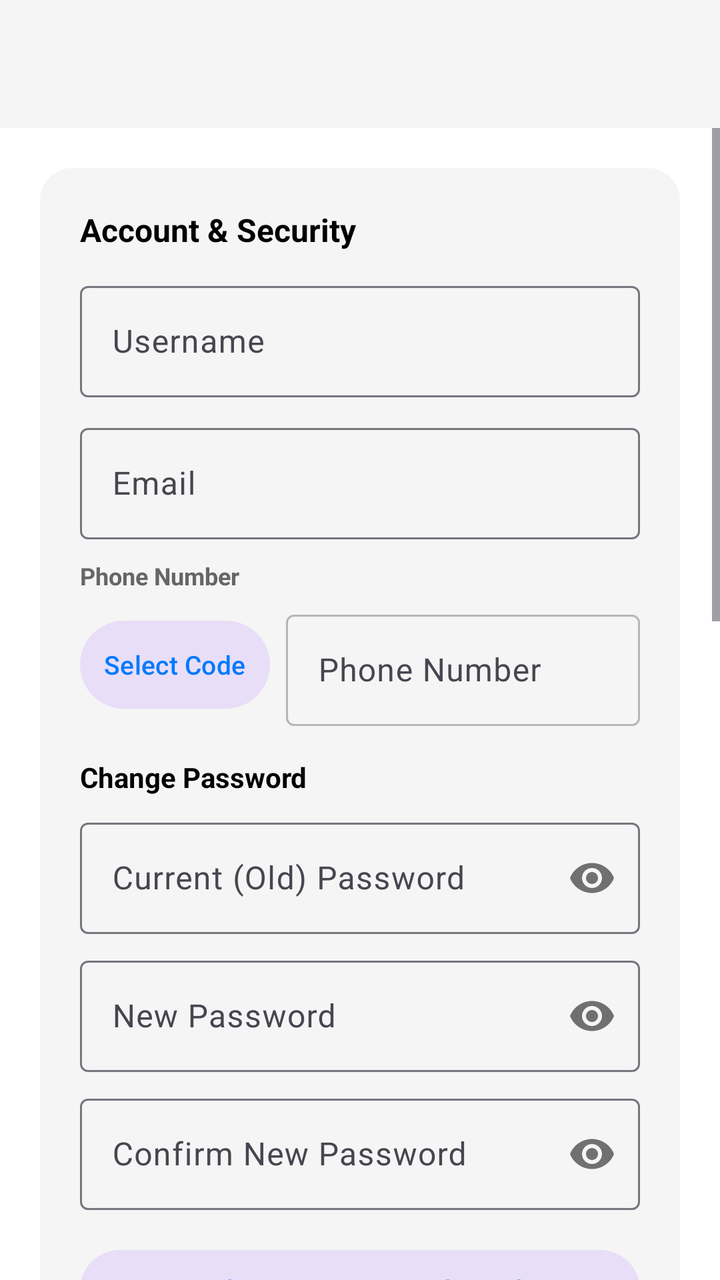
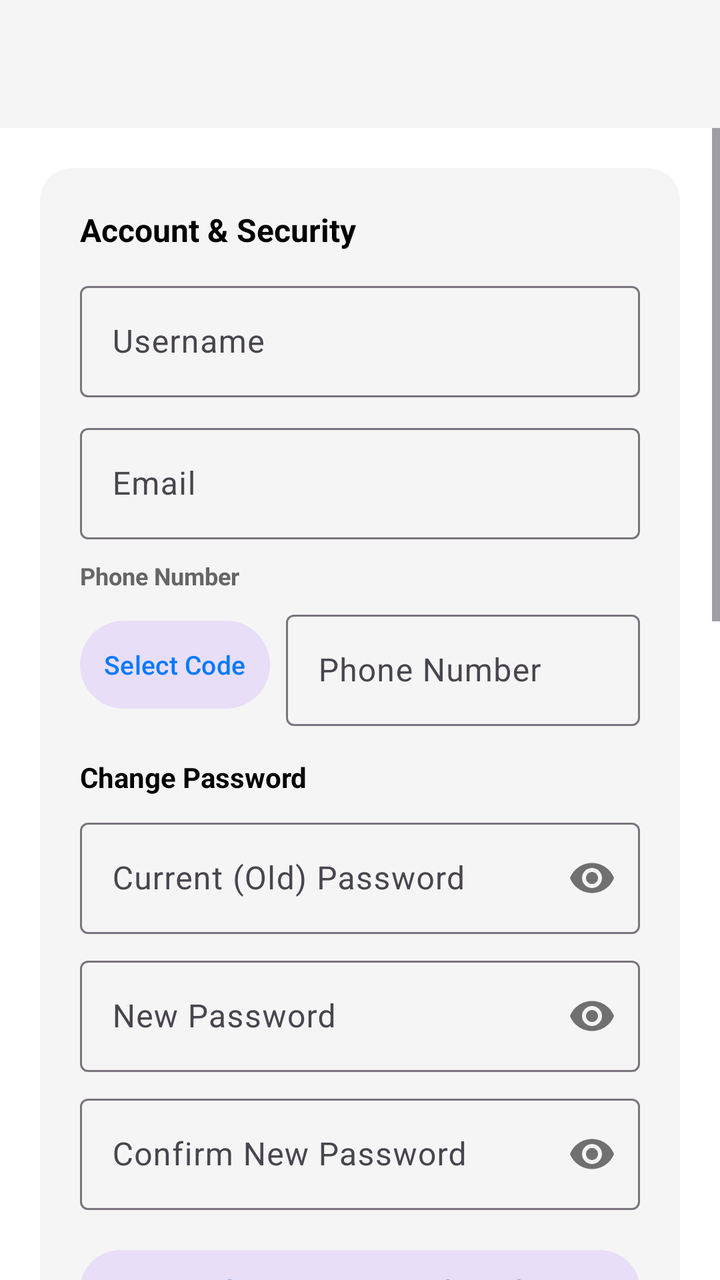

Two renders of the same Android screen: before a commit and after it. Below are the layout's source before the change and the commit's diff.
<!-- AndroidManifest.xml: application theme Theme.ProjectCecily -->
<!-- res/layout/activity_profile_settings.xml -->
<?xml version="1.0" encoding="utf-8"?>
<androidx.constraintlayout.widget.ConstraintLayout xmlns:android="http://schemas.android.com/apk/res/android"
    xmlns:app="http://schemas.android.com/apk/res-auto"
    android:layout_width="match_parent"
    android:layout_height="match_parent"
    android:background="@color/app_background">

    
    <com.google.android.material.appbar.AppBarLayout
        android:id="@+id/appBarLayout"
        android:layout_width="match_parent"
        android:layout_height="wrap_content"
        android:fitsSystemWindows="true"
        app:elevation="4dp"
        app:layout_constraintEnd_toEndOf="parent"
        app:layout_constraintStart_toStartOf="parent"
        app:layout_constraintTop_toTopOf="parent">

        <com.google.android.material.appbar.MaterialToolbar
            android:id="@+id/toolbar"
            android:layout_width="match_parent"
            android:layout_height="?attr/actionBarSize"
            android:background="@color/card_background" />
    </com.google.android.material.appbar.AppBarLayout>

    <ScrollView
        android:id="@+id/profile_scroll"
        android:layout_width="0dp"
        android:layout_height="0dp"
        app:layout_constraintBottom_toBottomOf="parent"
        app:layout_constraintEnd_toEndOf="parent"
        app:layout_constraintStart_toStartOf="parent"
        app:layout_constraintTop_toBottomOf="@id/appBarLayout">

        <LinearLayout
            android:layout_width="match_parent"
            android:layout_height="wrap_content"
            android:orientation="vertical"
            android:padding="20dp">

            
            <com.google.android.material.card.MaterialCardView
                android:layout_width="match_parent"
                android:layout_height="wrap_content"
                android:layout_marginBottom="16dp"
                app:cardBackgroundColor="@color/card_background"
                app:cardCornerRadius="16dp"
                app:strokeWidth="0dp">

                <LinearLayout
                    android:layout_width="match_parent"
                    android:layout_height="wrap_content"
                    android:orientation="vertical"
                    android:padding="20dp">

                    <TextView
                        android:layout_width="wrap_content"
                        android:layout_height="wrap_content"
                        android:text="Account &amp; Security"
                        android:textColor="@color/text_primary"
                        android:textSize="16sp"
                        android:textStyle="bold" />

                    <com.google.android.material.textfield.TextInputLayout
                        android:layout_width="match_parent"
                        android:layout_height="wrap_content"
                        android:layout_marginTop="12dp"
                        android:hint="Username">
                        <com.google.android.material.textfield.TextInputEditText
                            android:id="@+id/etUsername"
                            android:layout_width="match_parent"
                            android:layout_height="wrap_content"
                            android:inputType="textPersonName" />
                    </com.google.android.material.textfield.TextInputLayout>

                    <com.google.android.material.textfield.TextInputLayout
                        android:layout_width="match_parent"
                        android:layout_height="wrap_content"
                        android:layout_marginTop="10dp"
                        android:hint="Email">
                        <com.google.android.material.textfield.TextInputEditText
                            android:id="@+id/etEmail"
                            android:layout_width="match_parent"
                            android:layout_height="wrap_content"
                            android:inputType="textEmailAddress" />
                    </com.google.android.material.textfield.TextInputLayout>

                    
                    <TextView
                        android:layout_width="wrap_content"
                        android:layout_height="wrap_content"
                        android:layout_marginTop="10dp"
                        android:text="Phone Number"
                        android:textColor="@color/text_secondary"
                        android:textSize="12sp"
                        android:textStyle="bold" />

                    <LinearLayout
                        android:layout_width="match_parent"
                        android:layout_height="wrap_content"
                        android:layout_marginTop="6dp"
                        android:gravity="center_vertical"
                        android:orientation="horizontal">

                        <Button
                            android:id="@+id/btnSelectProfileCountryCode"
                            style="@style/Widget.Material3.Button.TonalButton"
                            android:layout_width="wrap_content"
                            android:layout_height="52dp"
                            android:paddingHorizontal="12dp"
                            android:text="Select Code"
                            android:textSize="13sp" />

                        <com.google.android.material.textfield.TextInputLayout
                            style="@style/Widget.Material3.TextInputLayout.OutlinedBox"
                            android:layout_width="0dp"
                            android:layout_height="wrap_content"
                            android:layout_marginStart="8dp"
                            android:layout_weight="1"
                            android:hint="Phone Number">

                            <com.google.android.material.textfield.TextInputEditText
                                android:id="@+id/etProfilePhoneNumber"
                                android:layout_width="match_parent"
                                android:layout_height="wrap_content"
                                android:alpha="0.5"
                                android:enabled="false"
                                android:inputType="phone"
                                android:singleLine="true" />
                        </com.google.android.material.textfield.TextInputLayout>
                    </LinearLayout>

                    <TextView
                        android:layout_width="wrap_content"
                        android:layout_height="wrap_content"
                        android:layout_marginTop="16dp"
                        android:text="Change Password"
                        android:textColor="@color/text_primary"
                        android:textSize="14sp"
                        android:textStyle="bold" />

                    <com.google.android.material.textfield.TextInputLayout
                        android:layout_width="match_parent"
                        android:layout_height="wrap_content"
                        android:layout_marginTop="8dp"
                        android:hint="Current (Old) Password"
                        app:passwordToggleEnabled="true">
                        <com.google.android.material.textfield.TextInputEditText
                            android:id="@+id/etOldPassword"
                            android:layout_width="match_parent"
                            android:layout_height="wrap_content"
                            android:inputType="textPassword" />
                    </com.google.android.material.textfield.TextInputLayout>

                    <com.google.android.material.textfield.TextInputLayout
                        android:layout_width="match_parent"
                        android:layout_height="wrap_content"
                        android:layout_marginTop="8dp"
                        android:hint="New Password"
                        app:passwordToggleEnabled="true">
                        <com.google.android.material.textfield.TextInputEditText
                            android:id="@+id/etNewPassword"
                            android:layout_width="match_parent"
                            android:layout_height="wrap_content"
                            android:inputType="textPassword" />
                    </com.google.android.material.textfield.TextInputLayout>

                    <com.google.android.material.textfield.TextInputLayout
                        android:layout_width="match_parent"
                        android:layout_height="wrap_content"
                        android:layout_marginTop="8dp"
                        android:hint="Confirm New Password"
                        app:passwordToggleEnabled="true">
                        <com.google.android.material.textfield.TextInputEditText
                            android:id="@+id/etConfirmNewPassword"
                            android:layout_width="match_parent"
                            android:layout_height="wrap_content"
                            android:inputType="textPassword" />
                    </com.google.android.material.textfield.TextInputLayout>

                    <Button
                        android:id="@+id/btnSaveSecurity"
                        style="@style/Widget.Material3.Button.TonalButton"
                        android:layout_width="match_parent"
                        android:layout_height="wrap_content"
                        android:layout_marginTop="16dp"
                        android:text="Update Security Credentials" />

                </LinearLayout>
            </com.google.android.material.card.MaterialCardView>

            
            <com.google.android.material.card.MaterialCardView
                android:layout_width="match_parent"
                android:layout_height="wrap_content"
                android:layout_marginBottom="16dp"
                app:cardBackgroundColor="@color/card_background"
                app:cardCornerRadius="16dp"
                app:strokeWidth="0dp">

                <LinearLayout
                    android:layout_width="match_parent"
                    android:layout_height="wrap_content"
                    android:orientation="vertical"
                    android:padding="20dp">

                    <TextView
                        android:layout_width="wrap_content"
                        android:layout_height="wrap_content"
                        android:text="My Info (User Settings)"
                        android:textColor="@color/text_primary"
                        android:textSize="16sp"
                        android:textStyle="bold" />

                    <com.google.android.material.textfield.TextInputLayout
                        android:layout_width="match_parent"
                        android:layout_height="wrap_content"
                        android:layout_marginTop="12dp"
                        android:hint="My Display Name">
                        <com.google.android.material.textfield.TextInputEditText
                            android:id="@+id/etMyName"
                            android:layout_width="match_parent"
                            android:layout_height="wrap_content"
                            android:inputType="textPersonName" />
                    </com.google.android.material.textfield.TextInputLayout>

                    
                    <TextView
                        android:layout_width="wrap_content"
                        android:layout_height="wrap_content"
                        android:layout_marginTop="12dp"
                        android:text="My Gender"
                        android:textColor="@color/text_secondary"
                        android:textSize="12sp" />

                    <com.google.android.material.button.MaterialButtonToggleGroup
                        android:id="@+id/toggleMyGender"
                        android:layout_width="match_parent"
                        android:layout_height="wrap_content"
                        android:layout_marginTop="6dp"
                        app:selectionRequired="true"
                        app:singleSelection="true">

                        <Button
                            android:id="@+id/btnMyMale"
                            style="@style/Widget.Material3.Button.OutlinedButton"
                            android:layout_width="0dp"
                            android:layout_height="wrap_content"
                            android:layout_weight="1"
                            android:text="Male"
                            android:textSize="11sp" />

                        <Button
                            android:id="@+id/btnMyFemale"
                            style="@style/Widget.Material3.Button.OutlinedButton"
                            android:layout_width="0dp"
                            android:layout_height="wrap_content"
                            android:layout_weight="1"
                            android:text="Female"
                            android:textSize="11sp" />

                        <Button
                            android:id="@+id/btnMyPreferNot"
                            style="@style/Widget.Material3.Button.OutlinedButton"
                            android:layout_width="0dp"
                            android:layout_height="wrap_content"
                            android:layout_weight="1"
                            android:text="Prefer not to say"
                            android:textSize="10sp" />
                    </com.google.android.material.button.MaterialButtonToggleGroup>

                    <com.google.android.material.textfield.TextInputLayout
                        android:layout_width="match_parent"
                        android:layout_height="wrap_content"
                        android:layout_marginTop="12dp"
                        android:hint="My Birthday">
                        <com.google.android.material.textfield.TextInputEditText
                            android:id="@+id/etMyBirthday"
                            android:layout_width="match_parent"
                            android:layout_height="wrap_content"
                            android:clickable="true"
                            android:focusable="false" />
                    </com.google.android.material.textfield.TextInputLayout>

                </LinearLayout>
            </com.google.android.material.card.MaterialCardView>

            
            <com.google.android.material.card.MaterialCardView
                android:layout_width="match_parent"
                android:layout_height="wrap_content"
                android:layout_marginBottom="16dp"
                app:cardBackgroundColor="@color/card_background"
                app:cardCornerRadius="16dp"
                app:strokeWidth="0dp">

                <LinearLayout
                    android:layout_width="match_parent"
                    android:layout_height="wrap_content"
                    android:orientation="vertical"
                    android:padding="20dp">

                    <TextView
                        android:layout_width="wrap_content"
                        android:layout_height="wrap_content"
                        android:text="Partner Info (Partner Settings)"
                        android:textColor="@color/text_primary"
                        android:textSize="16sp"
                        android:textStyle="bold" />

                    <com.google.android.material.textfield.TextInputLayout
                        android:layout_width="match_parent"
                        android:layout_height="wrap_content"
                        android:layout_marginTop="12dp"
                        android:hint="Partner Display Name">
                        <com.google.android.material.textfield.TextInputEditText
                            android:id="@+id/etPartnerName"
                            android:layout_width="match_parent"
                            android:layout_height="wrap_content"
                            android:inputType="textPersonName" />
                    </com.google.android.material.textfield.TextInputLayout>

                    
                    <TextView
                        android:layout_width="wrap_content"
                        android:layout_height="wrap_content"
                        android:layout_marginTop="12dp"
                        android:text="Partner Gender"
                        android:textColor="@color/text_secondary"
                        android:textSize="12sp" />

                    <com.google.android.material.button.MaterialButtonToggleGroup
                        android:id="@+id/togglePartnerGender"
                        android:layout_width="match_parent"
                        android:layout_height="wrap_content"
                        android:layout_marginTop="6dp"
                        app:selectionRequired="true"
                        app:singleSelection="true">

                        <Button
                            android:id="@+id/btnPartnerMale"
                            style="@style/Widget.Material3.Button.OutlinedButton"
                            android:layout_width="0dp"
                            android:layout_height="wrap_content"
                            android:layout_weight="1"
                            android:text="Male"
                            android:textSize="11sp" />

                        <Button
                            android:id="@+id/btnPartnerFemale"
                            style="@style/Widget.Material3.Button.OutlinedButton"
                            android:layout_width="0dp"
                            android:layout_height="wrap_content"
                            android:layout_weight="1"
                            android:text="Female"
                            android:textSize="11sp" />

                        <Button
                            android:id="@+id/btnPartnerPreferNot"
                            style="@style/Widget.Material3.Button.OutlinedButton"
                            android:layout_width="0dp"
                            android:layout_height="wrap_content"
                            android:layout_weight="1"
                            android:text="Prefer not to say"
                            android:textSize="10sp" />
                    </com.google.android.material.button.MaterialButtonToggleGroup>

                    <com.google.android.material.textfield.TextInputLayout
                        android:layout_width="match_parent"
                        android:layout_height="wrap_content"
                        android:layout_marginTop="12dp"
                        android:hint="Partner Birthday">
                        <com.google.android.material.textfield.TextInputEditText
                            android:id="@+id/etPartnerBirthday"
                            android:layout_width="match_parent"
                            android:layout_height="wrap_content"
                            android:clickable="true"
                            android:focusable="false" />
                    </com.google.android.material.textfield.TextInputLayout>

                </LinearLayout>
            </com.google.android.material.card.MaterialCardView>

            <Button
                android:id="@+id/btnSaveProfileDetails"
                style="@style/Widget.Material3.Button.TonalButton"
                android:layout_width="match_parent"
                android:layout_height="wrap_content"
                android:layout_marginBottom="24dp"
                android:text="Save Profile Details" />

        </LinearLayout>
    </ScrollView>

</androidx.constraintlayout.widget.ConstraintLayout>
<!-- resources referenced by this layout -->
<resources>
  <color name="app_background">#FFFFFF</color>
  <color name="card_background">#F5F5F5</color>
  <color name="text_primary">#000000</color>
  <color name="text_secondary">#666666</color>
  <style name="Theme.ProjectCecily" parent="Base.Theme.ProjectCecily" />
  <style name="Base.Theme.ProjectCecily" parent="Theme.Material3.DayNight.NoActionBar">
          
          <item name="colorPrimary">@color/nav_selected</item>
          <item name="windowActionBar">false</item>
          <item name="windowNoTitle">true</item>
  
          
          <item name="colorOnSecondaryContainer">@color/nav_selected</item>
      </style>
  <color name="nav_selected">#007AFF</color>
</resources>

<!-- the commit's change to res/layout/activity_profile_settings.xml (unified diff, before → after) -->
@@ -123,8 +123,6 @@
                                 android:id="@+id/etProfilePhoneNumber"
                                 android:layout_width="match_parent"
                                 android:layout_height="wrap_content"
-                                android:alpha="0.5"
-                                android:enabled="false"
                                 android:inputType="phone"
                                 android:singleLine="true" />
                         </com.google.android.material.textfield.TextInputLayout>
